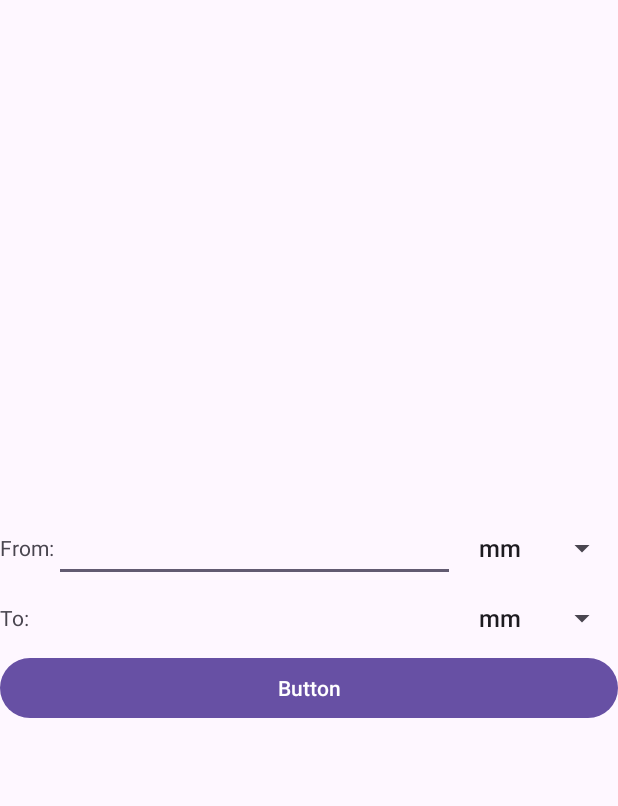
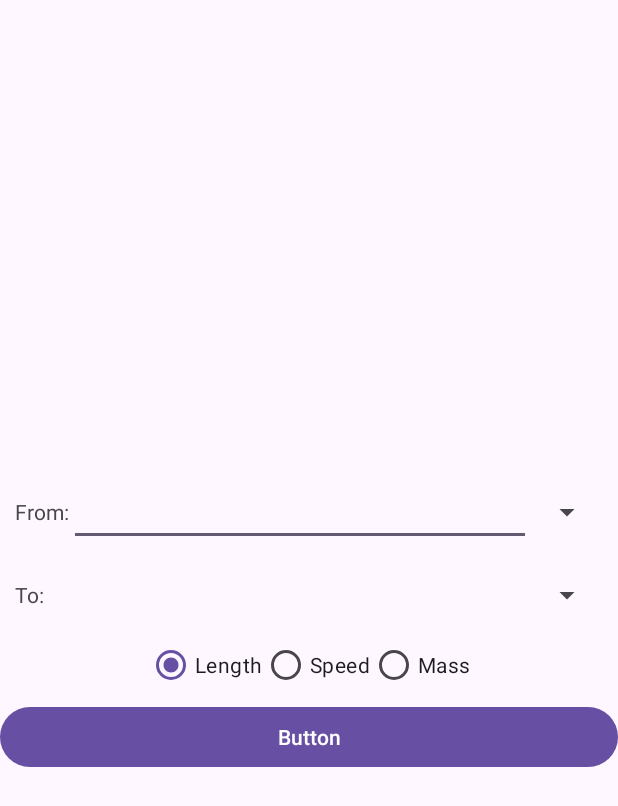
Before and after one commit to Amoro-rok/android-courses, an Android app: the screen it shows after launch (MainActivity), on a phone screen of 412 x 824 dp. Shown: the top 806 px of the screen. Run offline under Robolectric (Android 15) with nearby library versions, the light colour scheme and no system bars; 13 statements that could not run were skipped.

Commit message:
в arrayadapter используется Unit, но нифига не работает

```diff
--- a/Lab02Converter/app/src/main/java/coeait/g333/orlov/lab02converter/MainActivity.java
+++ b/Lab02Converter/app/src/main/java/coeait/g333/orlov/lab02converter/MainActivity.java
@@ -1,10 +1,14 @@
 package coeait.g333.orlov.lab02converter;
 
 import android.os.Bundle;
+import android.view.View;
+import android.view.Window;
 import android.widget.ArrayAdapter;
 import android.widget.EditText;
+import android.widget.RadioButton;
 import android.widget.Spinner;
 import android.widget.TextView;
+import android.widget.Toast;
 
 import androidx.activity.EdgeToEdge;
 import androidx.appcompat.app.AppCompatActivity;
@@ -18,6 +22,33 @@ public class MainActivity extends AppCompatActivity {
     Spinner sp_To;
     EditText etFrom;
     TextView resulttxt;
+
+    RadioButton l_btn, m_btn, s_btn;
+
+    public class Unit
+    {
+        public String name;
+        public double coeff;
+
+        public Unit(String n, double c)
+        {
+            name = n;
+            coeff = c;
+        }
+
+        public String toString()
+        {
+            return name;
+        }
+        public double getCoeff()
+        {
+            return coeff;
+        }
+    }
+
+    ArrayAdapter <Unit> length = new <Unit> ArrayAdapter(this, android.R.layout.simple_list_item_1);
+    ArrayAdapter <Unit> speed = new <Unit> ArrayAdapter(this, android.R.layout.simple_list_item_1);
+    ArrayAdapter <Unit> mass = new <Unit> ArrayAdapter(this, android.R.layout.simple_list_item_1);
 
     @Override
     protected void onCreate(Bundle savedInstanceState) {
@@ -33,31 +64,65 @@ public class MainActivity extends AppCompatActivity {
         sp_To = findViewById(R.id.spTo);
         etFrom = findViewById(R.id.from_value);
         resulttxt = findViewById(R.id.result_text);
+        l_btn = findViewById(R.id.length_btn);
+        m_btn = findViewById(R.id.mass_btn);
+        s_btn = findViewById(R.id.speed_btn);
 
-        ArrayAdapter <String> adp = new <String> ArrayAdapter(this, android.R.layout.simple_list_item_1);
-        adp.add("mm");
-        adp.add("cm");
-        adp.add("m");
-        adp.add("km");
 
-        sp_From.setAdapter(adp);
-        sp_To.setAdapter(adp);
+        length.add(new Unit("mm",0.001f));
+        length.add(new Unit("cm", 0.01f));
+        length.add(new Unit("m", 1.0f));
+        length.add(new Unit("km", 1000.0f));
+
+        speed.add(new Unit("m/s", 0.27777777778f));
+        speed.add(new Unit("km/h", 1.0f));
+        speed.add(new Unit("miles/h", 0.62137119f));
+
+        mass.add(new Unit("mg", 0.001f));
+        mass.add(new Unit("g", 1.0f));
+        mass.add(new Unit("kg", 1000.0f));
+
+        sp_From.setAdapter(length);
+        sp_To.setAdapter(length);
     }
-    private void on_convert(View v)
+    public void on_convert(View v)
     {
-        float inp = Float.parseFloat(etFrom.getText().toString());
+        if (sp_From.toString().isBlank())
+        {
+            Toast.makeText(this, "Error!!!", Toast.LENGTH_SHORT).show();
+            return;
+        }
+        double inp = Double.parseDouble(etFrom.getText().toString());
 
         String sFrom = (String) sp_From.getSelectedItem();
         String sTo = (String) sp_To.getSelectedItem();
 
-        float to = 0.0f;
+        double to = 0.0f;
 
-        if (sFrom.equals("mm"))
+        if (l_btn.isChecked())
         {
-            if (sTo.equals("mm")) to = inp * 1.0f;
-            if (sTo.equals("cm")) to = inp / 10.0f;
-            if (sTo.equals("m")) to = inp / 100.0f;
-            if (sTo.equals("km")) to = inp / 1000000.0f;
+
+        } else if (s_btn.isChecked())
+        {
+
+        }
+    }
+
+    public void on_switch(View v)
+    {
+
+        if (l_btn.isChecked())
+        {
+            sp_From.setAdapter(length);
+            sp_To.setAdapter(length);
+        } else if (s_btn.isChecked())
+        {
+            sp_From.setAdapter(speed);
+            sp_To.setAdapter(speed);
+        } else if (m_btn.isChecked())
+        {
+            sp_From.setAdapter(mass);
+            sp_To.setAdapter(mass);
         }
     }
 }
--- a/Lab02Converter/app/src/main/res/layout/activity_main.xml
+++ b/Lab02Converter/app/src/main/res/layout/activity_main.xml
@@ -13,7 +13,8 @@
         android:layout_width="match_parent"
         android:layout_height="wrap_content"
         android:gravity="center"
-        android:orientation="horizontal">
+        android:orientation="horizontal"
+        android:padding="10dp">
 
         <TextView
             android:id="@+id/textView"
@@ -42,7 +43,8 @@
         android:layout_width="match_parent"
         android:layout_height="45dp"
         android:gravity="center"
-        android:orientation="horizontal">
+        android:orientation="horizontal"
+        android:padding="10dp">
 
         <TextView
             android:id="@+id/textView2"
@@ -64,6 +66,40 @@
             android:gravity="right" />
     </LinearLayout>
 
+    <RadioGroup
+        android:layout_width="wrap_content"
+        android:layout_height="wrap_content"
+        android:checkedButton="@id/length_btn"
+        android:gravity="center_horizontal"
+        android:onClick="on_switch"
+        android:orientation="horizontal">
+
+        <RadioButton
+            android:id="@+id/length_btn"
+            android:layout_width="match_parent"
+            android:layout_height="wrap_content"
+            android:checked="true"
+            android:onClick="on_switch"
+            android:text="@string/trb" />
+
+        <RadioButton
+            android:id="@+id/speed_btn"
+            android:layout_width="match_parent"
+            android:layout_height="wrap_content"
+            android:checked="false"
+            android:onClick="on_switch"
+            android:text="@string/fstradiobutton" />
+
+        <RadioButton
+            android:id="@+id/mass_btn"
+            android:layout_width="match_parent"
+            android:layout_height="wrap_content"
+            android:checked="false"
+            android:onClick="on_switch"
+            android:text="@string/sndradiobutton" />
+
+    </RadioGroup>
+
     <LinearLayout
         android:layout_width="match_parent"
         android:layout_height="wrap_content"
@@ -74,6 +110,7 @@
             android:id="@+id/button"
             android:layout_width="match_parent"
             android:layout_height="wrap_content"
+            android:onClick="on_convert"
             android:text="Button" />
     </LinearLayout>
 </LinearLayout>
--- a/Lab02Converter/app/src/main/res/values/strings.xml
+++ b/Lab02Converter/app/src/main/res/values/strings.xml
@@ -2,4 +2,7 @@
     <string name="app_name">Lab02Converter</string>
     <string name="from_text">From:</string>
     <string name="to_text">To:</string>
+    <string name="fstradiobutton">Speed</string>
+    <string name="sndradiobutton">Mass</string>
+    <string name="trb">Length</string>
 </resources>
```
